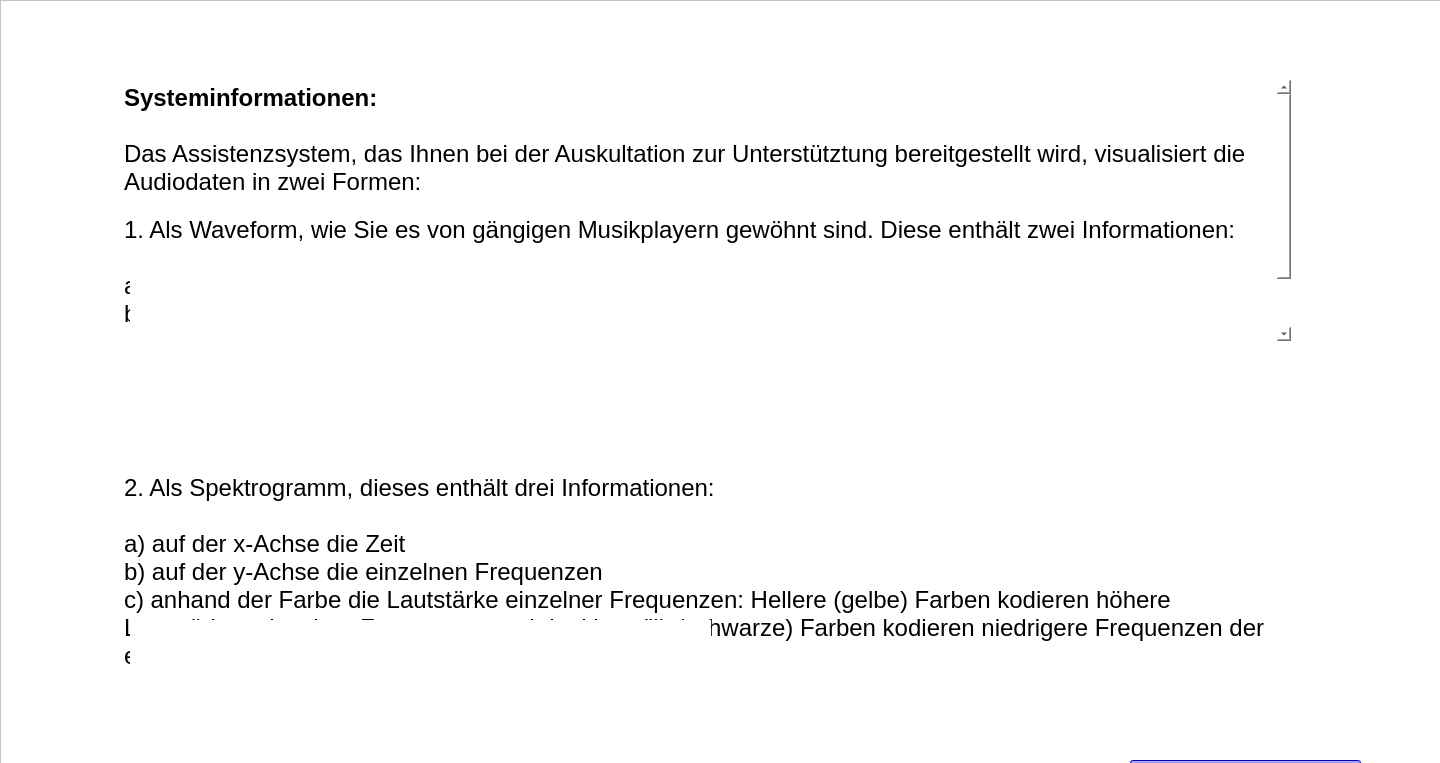
First picture: the form in forms/instructions3.ui, repository IKI-Lab/auscultation_AI_noise_exp, before the edit.
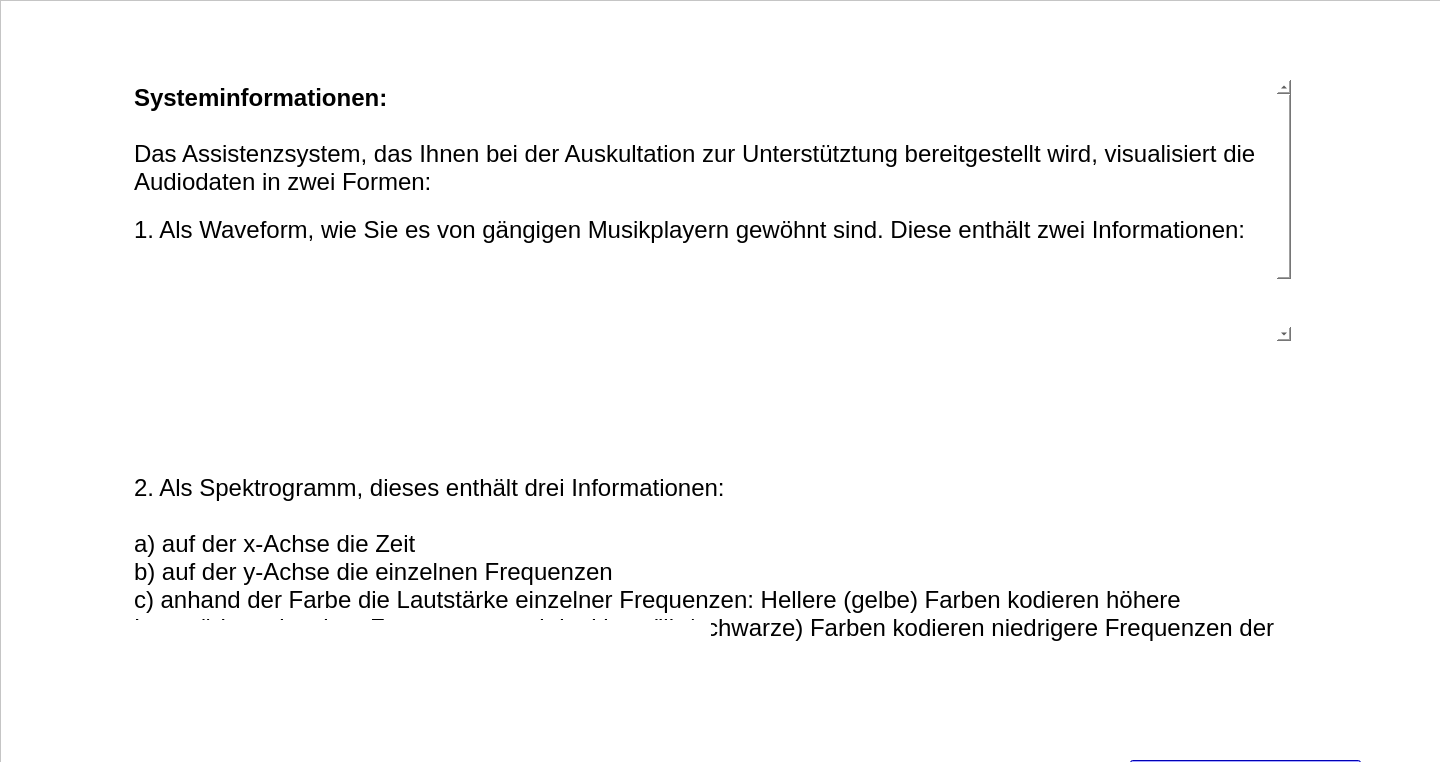
Second picture: the form after the edit. Icons and pictures are not drawn.

Diff of the .ui file:
```diff
--- a/forms/instructions3.ui
+++ b/forms/instructions3.ui
@@ -7,7 +7,7 @@
     <x>0</x>
     <y>0</y>
     <width>1440</width>
-    <height>763</height>
+    <height>762</height>
    </rect>
   </property>
   <property name="windowTitle">
@@ -62,9 +62,9 @@
    <widget class="QTextBrowser" name="textBrowser">
     <property name="geometry">
      <rect>
-      <x>120</x>
+      <x>130</x>
       <y>80</y>
-      <width>1171</width>
+      <width>1161</width>
       <height>261</height>
      </rect>
     </property>
@@ -90,9 +90,9 @@
    <widget class="QTextBrowser" name="textBrowser_2">
     <property name="geometry">
      <rect>
-      <x>120</x>
+      <x>130</x>
       <y>470</y>
-      <width>1171</width>
+      <width>1161</width>
       <height>251</height>
      </rect>
     </property>
```
